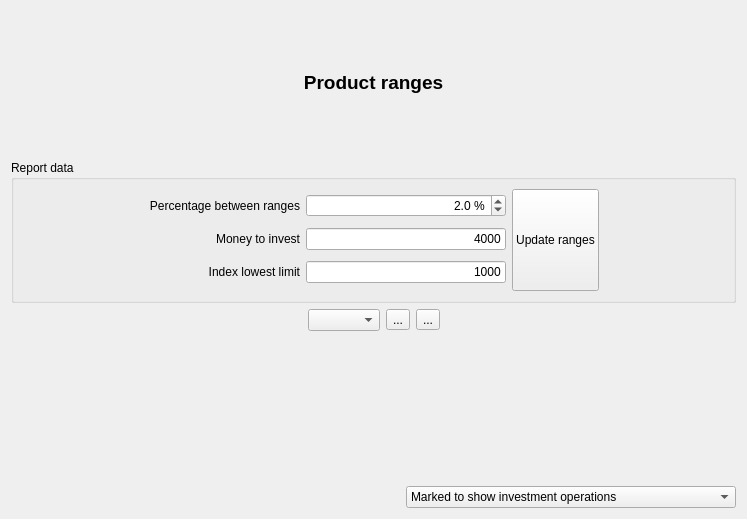
The window that xulpymoney/ui/wdgProductRange.ui (turulomio/xulpymoney) describes before a commit, drawn with Qt 5.
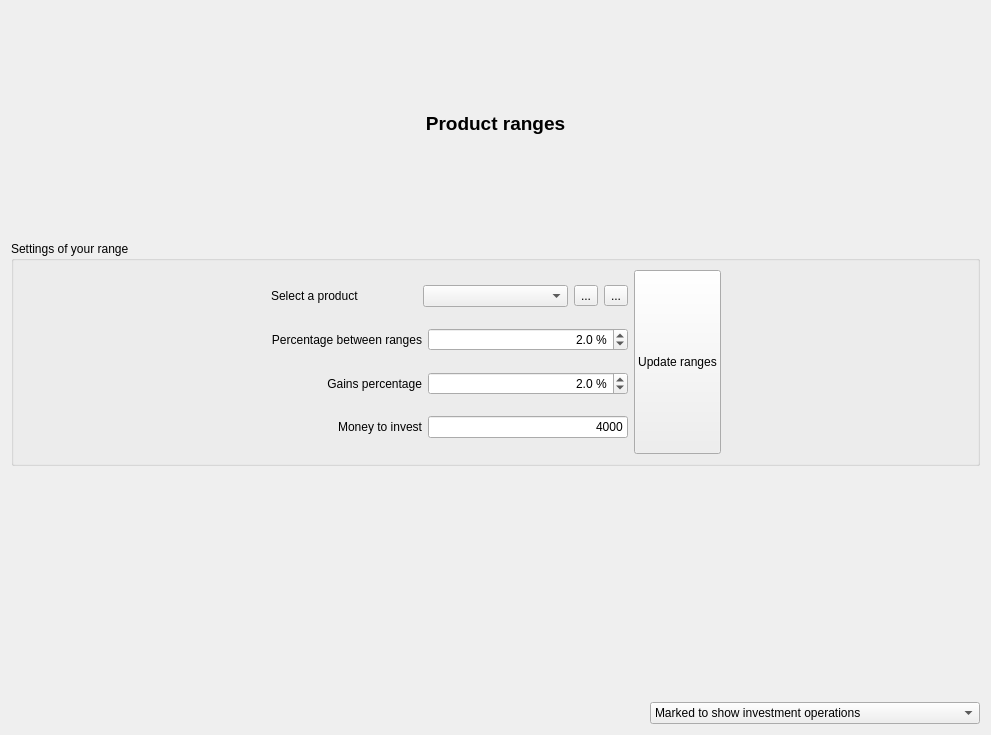
The same window after the commit. Icons and pictures are not drawn. Custom widgets are drawn as their Qt base class.

What changed in the file:
```diff
--- a/xulpymoney/ui/wdgProductRange.ui
+++ b/xulpymoney/ui/wdgProductRange.ui
@@ -6,11 +6,11 @@
    <rect>
     <x>0</x>
     <y>0</y>
-    <width>747</width>
-    <height>519</height>
+    <width>991</width>
+    <height>735</height>
    </rect>
   </property>
-  <layout class="QHBoxLayout" name="horizontalLayout_8">
+  <layout class="QHBoxLayout" name="horizontalLayout_3">
    <item>
     <layout class="QVBoxLayout" name="verticalLayout_3">
      <item>
@@ -39,7 +39,7 @@
      <item>
       <widget class="QGroupBox" name="groupBox">
        <property name="title">
-        <string>Report data</string>
+        <string>Settings of your range</string>
        </property>
        <layout class="QHBoxLayout" name="horizontalLayout_7">
         <item>
@@ -59,6 +59,48 @@
           </item>
           <item>
            <layout class="QVBoxLayout" name="verticalLayout">
+            <item>
+             <layout class="QHBoxLayout" name="horizontalLayout_8">
+              <item>
+               <widget class="QLabel" name="label_3">
+                <property name="text">
+                 <string>Select a product</string>
+                </property>
+               </widget>
+              </item>
+              <item>
+               <widget class="QComboBox" name="cmbProducts"/>
+              </item>
+              <item>
+               <widget class="QToolButton" name="cmdIRAnalisis">
+                <property name="toolTip">
+                 <string>Show benchmark report</string>
+                </property>
+                <property name="text">
+                 <string>...</string>
+                </property>
+                <property name="icon">
+                 <iconset resource="../images/xulpymoney.qrc">
+                  <normaloff>:/xulpymoney/books.png</normaloff>:/xulpymoney/books.png</iconset>
+                </property>
+               </widget>
+              </item>
+              <item>
+               <widget class="QToolButton" name="cmdIRInsertar">
+                <property name="toolTip">
+                 <string>Add a price to the benchmark</string>
+                </property>
+                <property name="text">
+                 <string>...</string>
+                </property>
+                <property name="icon">
+                 <iconset resource="../images/xulpymoney.qrc">
+                  <normaloff>:/xulpymoney/add.png</normaloff>:/xulpymoney/add.png</iconset>
+                </property>
+               </widget>
+              </item>
+             </layout>
+            </item>
             <item>
              <layout class="QHBoxLayout" name="horizontalLayout">
               <item>
@@ -72,7 +114,52 @@
                </widget>
               </item>
               <item>
-               <widget class="QDoubleSpinBox" name="spin">
+               <widget class="QDoubleSpinBox" name="spnDown">
+                <property name="sizePolicy">
+                 <sizepolicy hsizetype="Fixed" vsizetype="Fixed">
+                  <horstretch>0</horstretch>
+                  <verstretch>0</verstretch>
+                 </sizepolicy>
+                </property>
+                <property name="minimumSize">
+                 <size>
+                  <width>200</width>
+                  <height>0</height>
+                 </size>
+                </property>
+                <property name="alignment">
+                 <set>Qt::AlignRight|Qt::AlignTrailing|Qt::AlignVCenter</set>
+                </property>
+                <property name="suffix">
+                 <string> %</string>
+                </property>
+                <property name="decimals">
+                 <number>1</number>
+                </property>
+                <property name="singleStep">
+                 <double>0.100000000000000</double>
+                </property>
+                <property name="value">
+                 <double>2.000000000000000</double>
+                </property>
+               </widget>
+              </item>
+             </layout>
+            </item>
+            <item>
+             <layout class="QHBoxLayout" name="horizontalLayout_9">
+              <item>
+               <widget class="QLabel" name="label_5">
+                <property name="text">
+                 <string>Gains percentage</string>
+                </property>
+                <property name="alignment">
+                 <set>Qt::AlignRight|Qt::AlignTrailing|Qt::AlignVCenter</set>
+                </property>
+               </widget>
+              </item>
+              <item>
+               <widget class="QDoubleSpinBox" name="spnGains">
                 <property name="sizePolicy">
                  <sizepolicy hsizetype="Fixed" vsizetype="Fixed">
                   <horstretch>0</horstretch>
@@ -140,42 +227,6 @@
               </item>
              </layout>
             </item>
-            <item>
-             <layout class="QHBoxLayout" name="horizontalLayout_3">
-              <item>
-               <widget class="QLabel" name="label_4">
-                <property name="text">
-                 <string>Index lowest limit</string>
-                </property>
-                <property name="alignment">
-                 <set>Qt::AlignRight|Qt::AlignTrailing|Qt::AlignVCenter</set>
-                </property>
-               </widget>
-              </item>
-              <item>
-               <widget class="myQLineEdit" name="txtMinimo">
-                <property name="sizePolicy">
-                 <sizepolicy hsizetype="Fixed" vsizetype="Fixed">
-                  <horstretch>0</horstretch>
-                  <verstretch>0</verstretch>
-                 </sizepolicy>
-                </property>
-                <property name="minimumSize">
-                 <size>
-                  <width>200</width>
-                  <height>0</height>
-                 </size>
-                </property>
-                <property name="text">
-                 <string>1000</string>
-                </property>
-                <property name="alignment">
-                 <set>Qt::AlignRight|Qt::AlignTrailing|Qt::AlignVCenter</set>
-                </property>
-               </widget>
-              </item>
-             </layout>
-            </item>
            </layout>
           </item>
           <item>
@@ -213,71 +264,6 @@
        </layout>
       </widget>
      </item>
-     <item>
-      <layout class="QHBoxLayout" name="horizontalLayout_4">
-       <item>
-        <spacer name="horizontalSpacer">
-         <property name="orientation">
-          <enum>Qt::Horizontal</enum>
-         </property>
-         <property name="sizeHint" stdset="0">
-          <size>
-           <width>40</width>
-           <height>20</height>
-          </size>
-         </property>
-        </spacer>
-       </item>
-       <item>
-        <widget class="QComboBox" name="cmbBenchmarkCurrent">
-         <property name="sizeAdjustPolicy">
-          <enum>QComboBox::AdjustToContentsOnFirstShow</enum>
-         </property>
-        </widget>
-       </item>
-       <item>
-        <widget class="QToolButton" name="cmdIRAnalisis">
-         <property name="toolTip">
-          <string>Show benchmark report</string>
-         </property>
-         <property name="text">
-          <string>...</string>
-         </property>
-         <property name="icon">
-          <iconset resource="../images/xulpymoney.qrc">
-           <normaloff>:/xulpymoney/books.png</normaloff>:/xulpymoney/books.png</iconset>
-         </property>
-        </widget>
-       </item>
-       <item>
-        <widget class="QToolButton" name="cmdIRInsertar">
-         <property name="toolTip">
-          <string>Add a price to the benchmark</string>
-         </property>
-         <property name="text">
-          <string>...</string>
-         </property>
-         <property name="icon">
-          <iconset resource="../images/xulpymoney.qrc">
-           <normaloff>:/xulpymoney/add.png</normaloff>:/xulpymoney/add.png</iconset>
-         </property>
-        </widget>
-       </item>
-       <item>
-        <spacer name="horizontalSpacer_2">
-         <property name="orientation">
-          <enum>Qt::Horizontal</enum>
-         </property>
-         <property name="sizeHint" stdset="0">
-          <size>
-           <width>40</width>
-           <height>20</height>
-          </size>
-         </property>
-        </spacer>
-       </item>
-      </layout>
-     </item>
      <item>
       <widget class="mqtwDataWithObjects" name="mqtw" native="true"/>
      </item>
```
